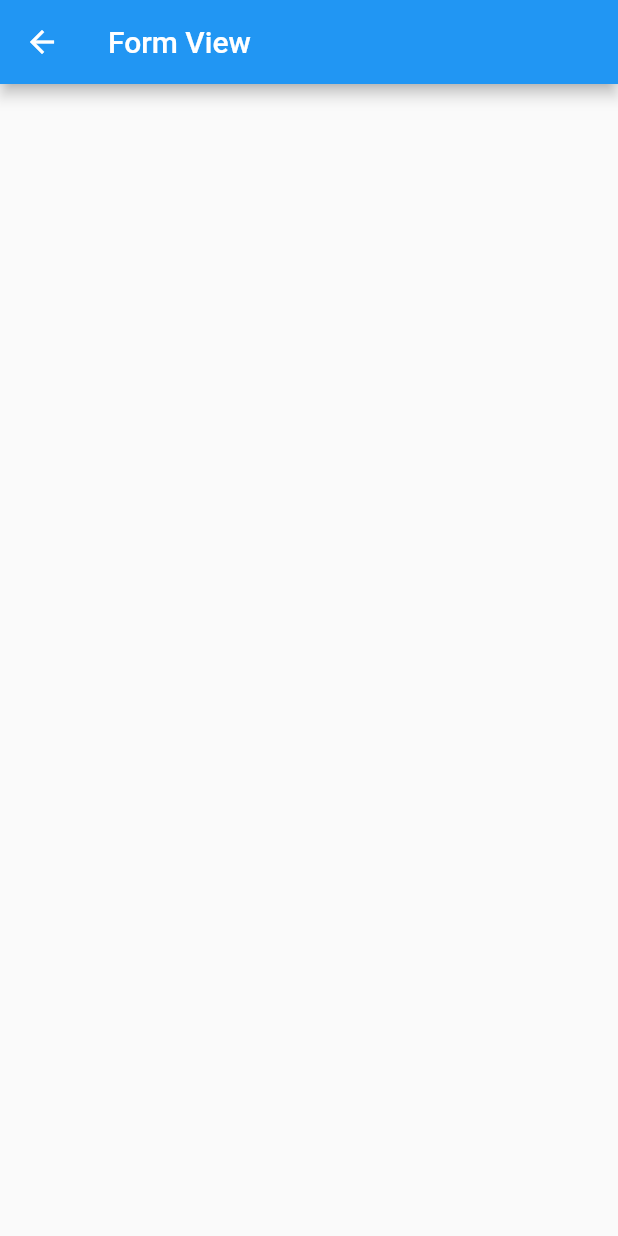
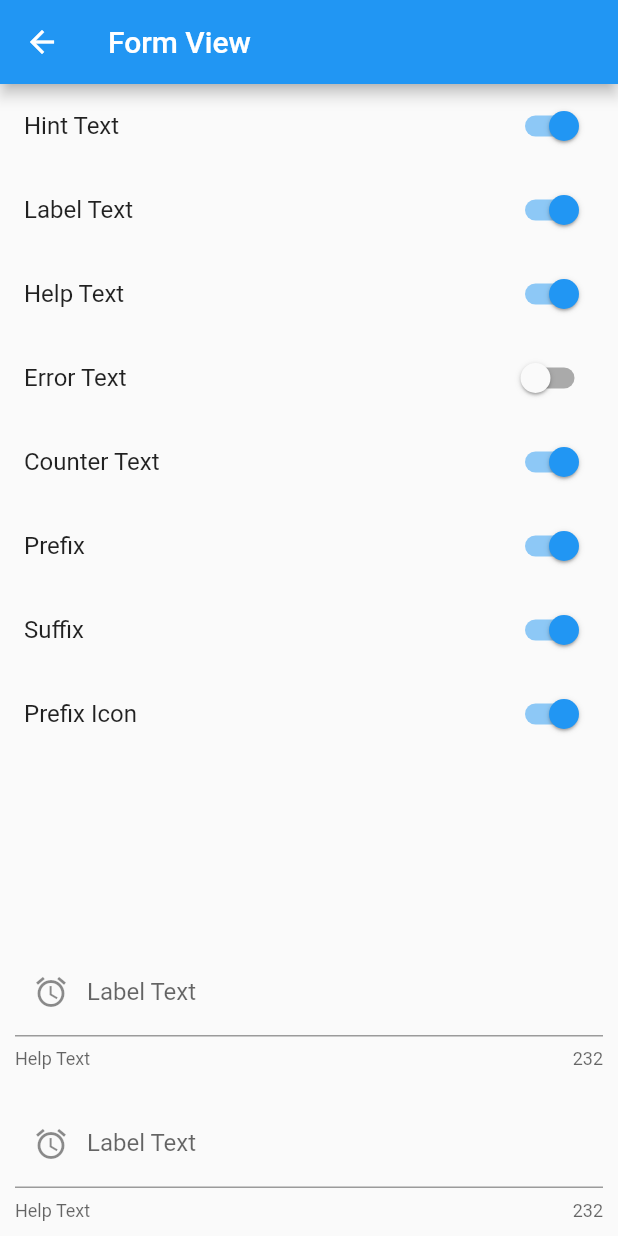
Before and after one commit to luke-nguyen-goldenowl/flutter_widget_app, a Flutter app: the FormView screen opened by its route, on a phone screen of 412 x 824 dp. Run offline on Flutter 3.47's test engine with Material 2 defaults, Android fonts, the light colour scheme and no system bars.

Commit message:
Update form_view.dart

```diff
--- a/lib/screens/form_view.dart
+++ b/lib/screens/form_view.dart
@@ -1,9 +1,23 @@
 import 'package:flutter/material.dart';
 
-class FormView extends StatelessWidget {
+class FormView extends StatefulWidget {
   static const String routeName = '/form-view';
 
   const FormView({Key? key}) : super(key: key);
+
+  @override
+  _FormViewState createState() => _FormViewState();
+}
+
+class _FormViewState extends State<FormView> {
+  bool _hintText = true;
+  bool _labelText = true;
+  bool _helpText = true;
+  bool _errorText = false;
+  bool _counterText = true;
+  bool _prefix = true;
+  bool _suffix = true;
+  bool _prefixIcon = true;
 
   @override
   Widget build(BuildContext context) {
@@ -11,7 +25,115 @@ class FormView extends StatelessWidget {
       appBar: AppBar(
         title: const Text('Form View'),
       ),
-      body: Container(),
+      body: SingleChildScrollView(
+        child: Column(
+          children: [
+            SwitchListTile(
+              title: const Text('Hint Text'),
+              value: _hintText,
+              onChanged: (val) {
+                setState(() {
+                  _hintText = val;
+                });
+              },
+            ),
+            SwitchListTile(
+              title: const Text('Label Text'),
+              value: _labelText,
+              onChanged: (val) {
+                setState(() {
+                  _labelText = val;
+                });
+              },
+            ),
+            SwitchListTile(
+              title: const Text('Help Text'),
+              value: _helpText,
+              onChanged: (val) {
+                setState(() {
+                  _helpText = val;
+                });
+              },
+            ),
+            SwitchListTile(
+              title: const Text('Error Text'),
+              value: _errorText,
+              onChanged: (val) {
+                setState(() {
+                  _errorText = val;
+                });
+              },
+            ),
+            SwitchListTile(
+              title: const Text('Counter Text'),
+              value: _counterText,
+              onChanged: (val) {
+                setState(() {
+                  _counterText = val;
+                });
+              },
+            ),
+            SwitchListTile(
+              title: const Text('Prefix'),
+              value: _prefix,
+              onChanged: (val) {
+                setState(() {
+                  _prefix = val;
+                });
+              },
+            ),
+            SwitchListTile(
+              title: const Text('Suffix'),
+              value: _suffix,
+              onChanged: (val) {
+                setState(() {
+                  _suffix = val;
+                });
+              },
+            ),
+            SwitchListTile(
+              title: const Text('Prefix Icon'),
+              value: _prefixIcon,
+              onChanged: (val) {
+                setState(() {
+                  _prefixIcon = val;
+                });
+              },
+            ),
+          ],
+        ),
+      ),
+      bottomNavigationBar: Wrap(
+        children: [
+          _myTextField(),
+          _myTextField(),
+        ],
+      ),
+    );
+  }
+
+  _myTextField() {
+    return Padding(
+      padding: const EdgeInsets.all(10.0),
+      child: TextField(
+        decoration: InputDecoration(
+          focusedBorder: const OutlineInputBorder(
+            borderRadius: BorderRadius.all(Radius.circular(5.0)),
+            borderSide: BorderSide(
+              width: 2.0,
+              color: Colors.blue,
+            ),
+          ),
+          hintText: _hintText ? "Hint Text" : null,
+          labelText: _labelText ? "Label Text" : null,
+          helperText: _helpText ? "Help Text" : null,
+          errorText: _errorText ? "Error Text" : null,
+          counterText: _counterText ? '232' : null,
+          prefix: _prefix ? const Text('Prefix') : null,
+          suffix: _suffix ? const Text('Suffix') : null,
+          prefixIcon: _prefixIcon ? const Icon(Icons.alarm) : null,
+        ),
+      ),
     );
   }
 }
```
